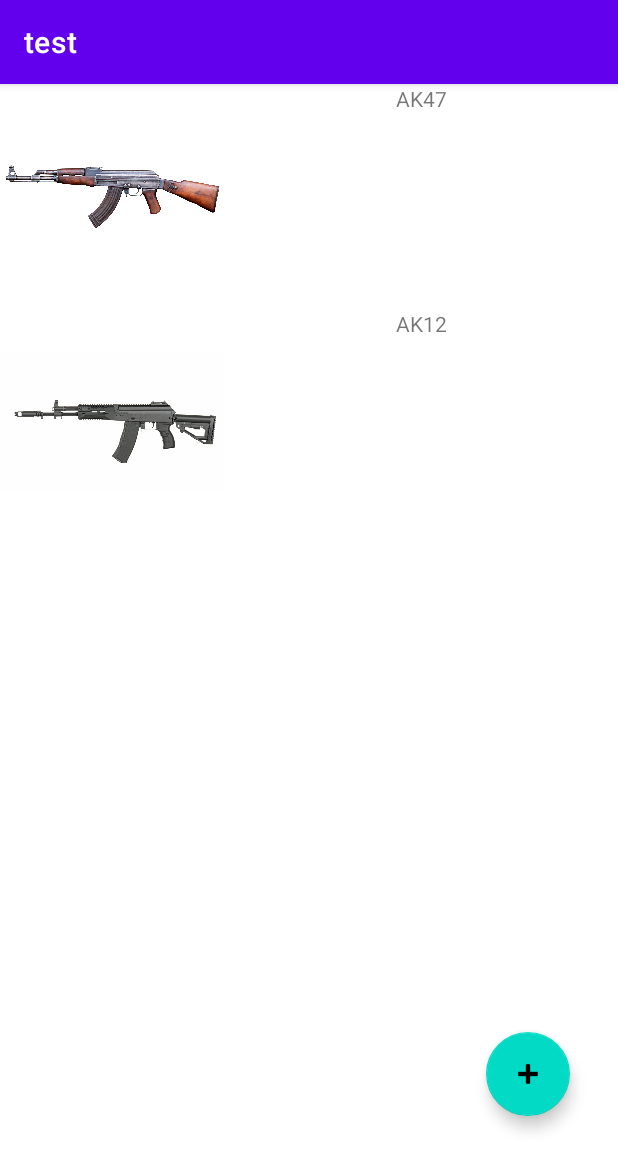
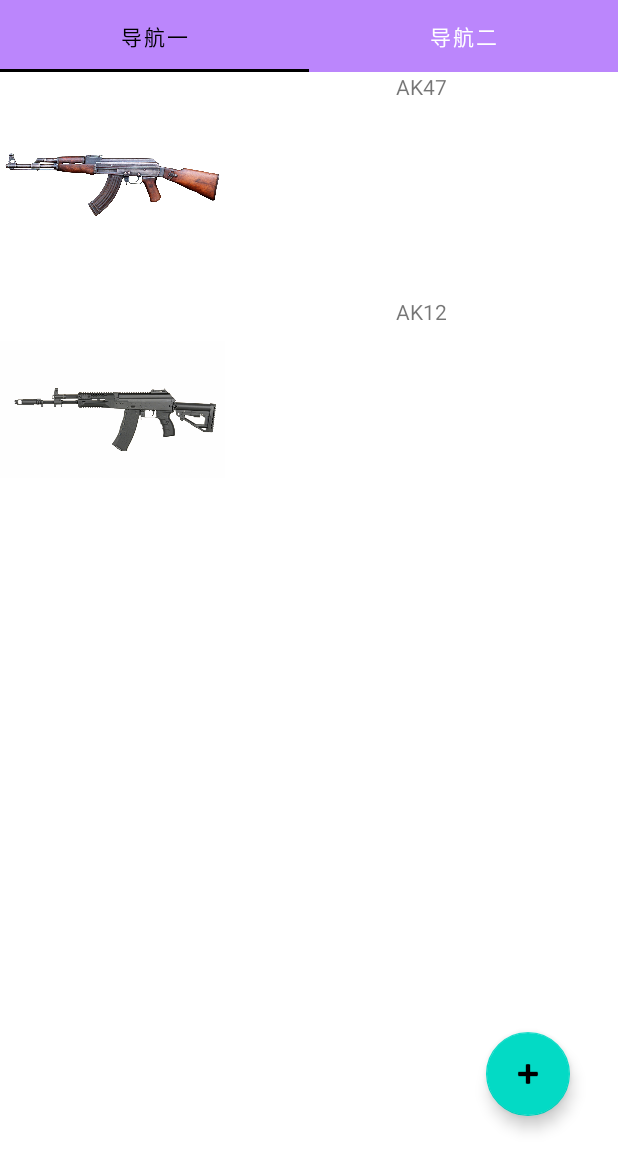
Before and after one commit to ChopperCP/AndriodItemList, an Android app: the screen it shows after launch (BookListMainActivity before the commit, BookListTabActivity after it), on a phone screen of 412 x 824 dp. Shown: the top 1171 px of the screen. Run offline under Robolectric (Android 15) with nearby library versions, the phone set to English and light mode, and no system bars.

Commit message:
Added Tab Layout

```diff
--- a/app/src/main/java/com/example/main/MainActivity.java
+++ b/app/src/main/java/com/example/main/MainActivity.java
@@ -1,11 +1,11 @@
 package com.example.main;
-
-import androidx.appcompat.app.AppCompatActivity;
 
 import android.content.Intent;
 import android.os.Bundle;
 
-import com.example.book.BookListMainActivity;
+import androidx.appcompat.app.AppCompatActivity;
+
+import com.example.tab.BookListTabActivity;
 
 public class MainActivity extends AppCompatActivity {
     @Override
@@ -14,7 +14,8 @@ public class MainActivity extends AppCompatActivity {
         setContentView(R.layout.activity_main);
 
         Intent intent=new Intent();
-        intent.setClass(MainActivity.this, BookListMainActivity.class);
+//        intent.setClass(MainActivity.this, BookListMainActivity.class);
+        intent.setClass(MainActivity.this, BookListTabActivity.class);
         startActivity(intent);
         MainActivity.this.finish();
 
--- /dev/null
+++ b/app/src/main/java/com/example/tab/BookListTabActivity.java
@@ -0,0 +1,74 @@
+package com.example.tab;
+
+import android.os.Bundle;
+
+import androidx.annotation.NonNull;
+import androidx.appcompat.app.AppCompatActivity;
+import androidx.fragment.app.Fragment;
+import androidx.viewpager2.widget.ViewPager2;
+
+import com.example.main.R;
+import com.google.android.material.tabs.TabLayout;
+import com.google.android.material.tabs.TabLayoutMediator;
+
+import java.util.ArrayList;
+import java.util.List;
+
+public class BookListTabActivity extends AppCompatActivity {
+    private TabLayout mTabLayout;
+    private ViewPager2 mViewPage;
+    private String[] tabTitles;//tab的标题
+    private List<Fragment> mDatas = new ArrayList<>();//ViewPage2的Fragment容器
+
+    @Override
+    protected void onCreate(Bundle savedInstanceState) {
+        super.onCreate(savedInstanceState);
+        setContentView(R.layout.tab);
+        initData();
+        //找到控件
+        mTabLayout = findViewById(R.id.tab_layout);
+        mViewPage = findViewById(R.id.view_page);
+        //创建适配器
+        BookListTabAdapter mAdapter = new BookListTabAdapter(this, mDatas);
+        mViewPage.setAdapter(mAdapter);
+
+        //TabLayout与ViewPage2联动关键代码
+        new TabLayoutMediator(mTabLayout, mViewPage, new TabLayoutMediator.TabConfigurationStrategy() {
+            @Override
+            public void onConfigureTab(@NonNull TabLayout.Tab tab, int position) {
+                tab.setText(tabTitles[position]);
+            }
+        }).attach();
+
+        //ViewPage2选中改变监听
+        mViewPage.registerOnPageChangeCallback(new ViewPager2.OnPageChangeCallback() {
+            @Override
+            public void onPageSelected(int position) {
+                super.onPageSelected(position);
+            }
+        });
+        //TabLayout的选中改变监听
+        mTabLayout.addOnTabSelectedListener(new TabLayout.OnTabSelectedListener() {
+            @Override
+            public void onTabSelected(TabLayout.Tab tab) {
+            }
+
+            @Override
+            public void onTabUnselected(TabLayout.Tab tab) {
+            }
+
+            @Override
+            public void onTabReselected(TabLayout.Tab tab) {
+            }
+        });
+    }
+
+        //初始化数据
+        private void initData(){
+            tabTitles = new String[]{"导航一", "导航二"};
+            FragmentMain frgMain = new FragmentMain();
+            FragmentWebView frgWebView = new FragmentWebView();
+            mDatas.add(frgMain);
+            mDatas.add(frgWebView);
+        }
+}
--- /dev/null
+++ b/app/src/main/java/com/example/tab/BookListTabAdapter.java
@@ -0,0 +1,30 @@
+package com.example.tab;
+
+
+import androidx.annotation.NonNull;
+import androidx.fragment.app.Fragment;
+import androidx.fragment.app.FragmentActivity;
+import androidx.viewpager2.adapter.FragmentStateAdapter;
+
+import java.util.ArrayList;
+import java.util.List;
+
+public class BookListTabAdapter extends FragmentStateAdapter {
+    List<Fragment> mDatas = new ArrayList<>();
+
+    public BookListTabAdapter(@NonNull FragmentActivity fragmentActivity, List<Fragment> mDatas) {
+        super(fragmentActivity);
+        this.mDatas = mDatas;
+    }
+
+    @NonNull
+    @Override
+    public Fragment createFragment(int position) {
+        return mDatas.get(position);
+    }
+
+    @Override
+    public int getItemCount() {
+        return mDatas.size();
+    }
+}
--- /dev/null
+++ b/app/src/main/java/com/example/tab/FragmentMain.java
@@ -0,0 +1,78 @@
+package com.example.tab;
+
+import android.content.Intent;
+import android.os.Bundle;
+import android.view.LayoutInflater;
+import android.view.View;
+import android.view.ViewGroup;
+
+import androidx.annotation.NonNull;
+import androidx.annotation.Nullable;
+import androidx.fragment.app.Fragment;
+import androidx.recyclerview.widget.LinearLayoutManager;
+import androidx.recyclerview.widget.RecyclerView;
+
+import com.example.book.BookListAdapter;
+import com.example.book.InputActivity;
+import com.example.book.ShopItem;
+import com.example.dataop.DataLoader;
+import com.example.main.R;
+import com.google.android.material.floatingactionbutton.FloatingActionButton;
+
+import java.util.List;
+
+public class FragmentMain extends Fragment {
+    private RecyclerView mainRecycleView;
+    private List<ShopItem> items;
+    private DataLoader dataLoader;
+
+    @Override
+    public void onActivityResult(int requestCode, int resultCode, @Nullable Intent data) {
+        super.onActivityResult(requestCode, resultCode, data);
+
+        if (requestCode== BookListAdapter.BookViewHolder.REQUEST_CODE_ITEM_ADD && resultCode==InputActivity.RESULT_CODE_ADD_ITEM) {
+            // Get user input name from extra field
+            String name = data.getStringExtra("name");
+            items.add(new ShopItem(name, R.drawable.ak12));
+            mainRecycleView.getAdapter().notifyItemInserted(items.size());      // An item was added, notify the recycle view
+            dataLoader.saveData();      // save data to file
+        }
+    }
+
+    @Nullable
+    @Override
+    public View onCreateView(@NonNull LayoutInflater inflater, @Nullable ViewGroup container, @Nullable Bundle savedInstanceState) {
+        View view = inflater.inflate(R.layout.fragment_main,container);
+
+        initdata();
+
+        mainRecycleView = view.findViewById(R.id.recycle_view_items);
+        LinearLayoutManager layoutManager = new LinearLayoutManager(this.getContext());
+        mainRecycleView.setLayoutManager(layoutManager);
+        mainRecycleView.setAdapter(new BookListAdapter(items,this.getContext()));
+
+        // Listen to the floating button
+        FloatingActionButton fab = view.findViewById(R.id.floating_action_button_add);
+        fab.setOnClickListener(new View.OnClickListener() {
+            @Override
+            public void onClick(View view) {
+                // switch to InputActivity to input data
+                Intent intentToInputActivity = new Intent(getActivity(), InputActivity.class);
+                // Put default name from extra field in intent
+                intentToInputActivity.putExtra("name","Unnamed Firearm");
+                startActivityForResult(intentToInputActivity, BookListAdapter.BookViewHolder.REQUEST_CODE_ITEM_ADD);
+
+            }
+        });
+
+
+        return view;
+    }
+
+    public void initdata() {
+        this.dataLoader =new DataLoader(this.getContext());
+        this.items=dataLoader.loadData();
+        this.items.add(new ShopItem("AK47", R.drawable.ak47));
+        this.items.add(new ShopItem("AK12", R.drawable.ak12));
+    }
+}
--- /dev/null
+++ b/app/src/main/java/com/example/tab/FragmentWebView.java
@@ -0,0 +1,26 @@
+package com.example.tab;
+
+import android.os.Bundle;
+import android.view.LayoutInflater;
+import android.view.View;
+import android.view.ViewGroup;
+import android.webkit.WebView;
+
+import androidx.annotation.NonNull;
+import androidx.annotation.Nullable;
+import androidx.fragment.app.Fragment;
+
+import com.example.main.R;
+
+public class FragmentWebView extends Fragment {
+    @Nullable
+    @Override
+    public View onCreateView(@NonNull LayoutInflater inflater, @Nullable ViewGroup container, @Nullable Bundle savedInstanceState) {
+        View view = inflater.inflate(R.layout.fragment_webview,container);
+
+        WebView webView = view.findViewById(R.id.webview);
+        webView.loadUrl("https://www.baidu.com");
+
+        return view;
+    }
+}
--- /dev/null
+++ b/app/src/main/res/layout/fragment_main.xml
@@ -0,0 +1,27 @@
+<?xml version="1.0" encoding="utf-8"?>
+<androidx.constraintlayout.widget.ConstraintLayout
+    xmlns:android="http://schemas.android.com/apk/res/android"
+    xmlns:app="http://schemas.android.com/apk/res-auto"
+    xmlns:tools="http://schemas.android.com/tools"
+    android:layout_width="match_parent"
+    android:layout_height="match_parent"
+    >
+
+
+    <androidx.recyclerview.widget.RecyclerView
+        android:id="@+id/recycle_view_items"
+        android:layout_width="match_parent"
+        android:layout_height="match_parent" />
+
+    <com.google.android.material.floatingactionbutton.FloatingActionButton
+        android:id="@+id/floating_action_button_add"
+        android:layout_width="wrap_content"
+        android:layout_height="wrap_content"
+        android:layout_marginEnd="32dp"
+        android:layout_marginBottom="80dp"
+        android:clickable="true"
+        app:layout_constraintBottom_toBottomOf="parent"
+        app:layout_constraintEnd_toEndOf="parent"
+        app:srcCompat="@android:drawable/ic_input_add" />
+
+</androidx.constraintlayout.widget.ConstraintLayout>
--- /dev/null
+++ b/app/src/main/res/layout/tab.xml
@@ -0,0 +1,25 @@
+<?xml version="1.0" encoding="utf-8"?>
+<LinearLayout
+    xmlns:android="http://schemas.android.com/apk/res/android"
+    xmlns:app="http://schemas.android.com/apk/res-auto"
+    android:orientation="vertical"
+    android:layout_width="match_parent"
+    android:layout_height="match_parent">
+
+    <com.google.android.material.tabs.TabLayout
+        android:id="@+id/tab_layout"
+        android:layout_width="match_parent"
+        android:layout_height="wrap_content"
+        app:tabBackground="@color/purple_200"
+        app:tabIndicatorColor="@color/black"
+        app:tabIndicatorHeight="2dp"
+        app:tabSelectedTextColor="@color/black"
+        app:tabTextColor="@color/white" />
+
+    <androidx.viewpager2.widget.ViewPager2
+        android:id="@+id/view_page"
+        android:layout_width="match_parent"
+        android:layout_height="match_parent"
+        app:layout_constraintTop_toBottomOf="@+id/tab_layout" />
+
+</LinearLayout>
--- /dev/null
+++ b/app/src/main/res/values-land/dimens.xml
@@ -0,0 +1,3 @@
+<resources>
+    <dimen name="fab_margin">48dp</dimen>
+</resources>
--- /dev/null
+++ b/app/src/main/res/values-w1240dp/dimens.xml
@@ -0,0 +1,3 @@
+<resources>
+    <dimen name="fab_margin">200dp</dimen>
+</resources>
--- /dev/null
+++ b/app/src/main/res/values-w600dp/dimens.xml
@@ -0,0 +1,3 @@
+<resources>
+    <dimen name="fab_margin">48dp</dimen>
+</resources>
--- /dev/null
+++ b/app/src/main/res/values-w820dp/dimens.xml
@@ -0,0 +1,6 @@
+<resources>
+    <!-- Example customization of dimensions originally defined in res/values/dimens.xml
+         (such as screen margins) for screens with more than 820dp of available width. This
+         would include 7" and 10" devices in landscape (~960dp and ~1280dp respectively). -->
+    <dimen name="activity_horizontal_margin">64dp</dimen>
+</resources>
--- a/app/src/main/res/values/strings.xml
+++ b/app/src/main/res/values/strings.xml
@@ -2,4 +2,7 @@
     <string name="app_name">test</string>
     <string name="hello_text">ChopperCP</string>
     <string name="DATA_FILE_NAME">data</string>
+    <string name="title_activity_tab">TabActivity</string>
+    <string name="tab_text_1">Tab 1</string>
+    <string name="tab_text_2">Tab 2</string>
 </resources>
--- a/app/src/main/res/values/themes.xml
+++ b/app/src/main/res/values/themes.xml
@@ -13,4 +13,10 @@
         <item name="android:statusBarColor" tools:targetApi="l">?attr/colorPrimaryVariant</item>
         <!-- Customize your theme here. -->
     </style>
+    <style name="Theme.Test.NoActionBar">
+        <item name="windowActionBar">false</item>
+        <item name="windowNoTitle">true</item>
+    </style>
+    <style name="Theme.Test.AppBarOverlay" parent="ThemeOverlay.AppCompat.Dark.ActionBar" />
+    <style name="Theme.Test.PopupOverlay" parent="ThemeOverlay.AppCompat.Light" />
 </resources>
```
Also changed, not shown: app/build.gradle (+8 -1 lines), app/src/main/AndroidManifest.xml (+12 -4 lines), app/src/main/res/layout/fragment_webview.xml (added, +13 -0 lines), app/src/main/res/values/dimens.xml (added, +8 -0 lines).
